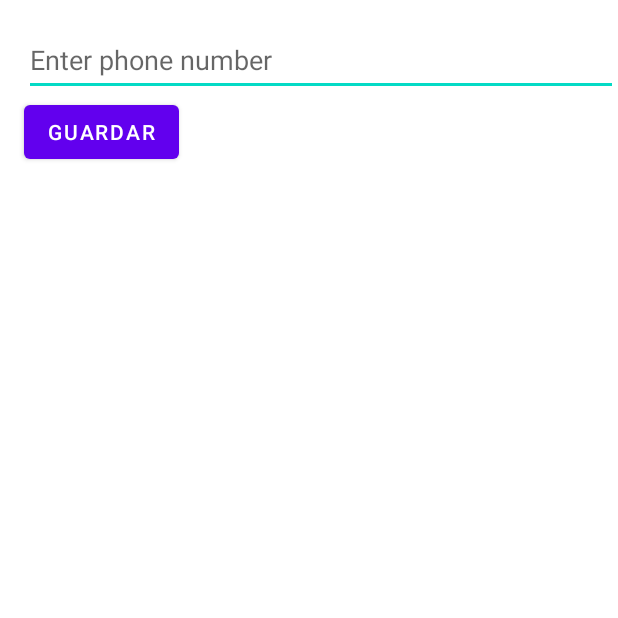
After one commit to JVar00/Laboratorios_moviles, an Android app: the fragment PhoneFragment shown on its own in the app's theme, on a phone screen of 412 x 824 dp, the top half of it. The commit adds this screen. Run offline under Robolectric (Android 15) with nearby library versions, the phone set to English and light mode, and no system bars.

Commit message:
Emergency Phone Calls Added

```diff
--- a/gps/app/src/main/AndroidManifest.xml
+++ b/gps/app/src/main/AndroidManifest.xml
@@ -4,7 +4,7 @@
 
     <uses-permission android:name="android.permission.ACCESS_FINE_LOCATION" />
     <uses-permission android:name="android.permission.ACCESS_COARSE_LOCATION"/>
-
+    <uses-permission android:name="android.permission.CALL_PHONE" />
 
 
     <application
@@ -35,7 +35,7 @@
         -->
         <meta-data
             android:name="com.google.android.geo.API_KEY"
-            android:value="AIzaSyDyTsuzCLIO4lg2sMUa6s6DF8WR4zBNfVU" />
+            android:value="AIzaSyAcpnFVakm5l58PnZe9qtiGrIi0ODOK0Is" />
 
         <activity
             android:name=".MainActivity"
--- a/gps/app/src/main/java/com/UNA/gps/MainActivity.kt
+++ b/gps/app/src/main/java/com/UNA/gps/MainActivity.kt
@@ -92,6 +92,10 @@ class MainActivity : AppCompatActivity(), NavigationView.OnNavigationItemSelecte
             R.id.polygon -> {
                 fragment = PolygonFragment()
             }
+            R.id.phone -> {
+                fragment = PhoneFragment()
+            }
+
         }
         supportFragmentManager.beginTransaction()
             .replace(R.id.home_content, fragment)
--- /dev/null
+++ b/gps/app/src/main/java/com/UNA/gps/PhoneFragment.kt
@@ -0,0 +1,38 @@
+package com.UNA.gps
+
+import android.os.Bundle
+import androidx.fragment.app.Fragment
+import android.view.LayoutInflater
+import android.view.View
+import android.view.ViewGroup
+import android.widget.Button
+import android.widget.EditText
+
+
+class PhoneFragment : Fragment() {
+    private lateinit var button: Button
+
+    fun makePhoneCall2(view: View){
+        phone_number = view.findViewById<EditText>(R.id.phone_number).text.toString()
+    }
+
+    override fun onViewCreated(view: View, savedInstanceState: Bundle?) {
+        super.onViewCreated(view, savedInstanceState)
+        button = view.findViewById(R.id.call_button)
+        button.setOnClickListener(View.OnClickListener {
+            makePhoneCall2(view)
+        })
+    }
+
+    override fun onCreateView(
+        inflater: LayoutInflater, container: ViewGroup?,
+        savedInstanceState: Bundle?
+    ): View? {
+        // Inflate the layout for this fragment
+        return inflater.inflate(R.layout.fragment_phone, container, false)
+    }
+
+    companion object {
+        var phone_number : String = ""
+    }
+}
--- /dev/null
+++ b/gps/app/src/main/res/layout/fragment_phone.xml
@@ -0,0 +1,29 @@
+<?xml version="1.0" encoding="utf-8"?>
+<androidx.constraintlayout.widget.ConstraintLayout xmlns:android="http://schemas.android.com/apk/res/android"
+    xmlns:tools="http://schemas.android.com/tools"
+    xmlns:app="http://schemas.android.com/apk/res-auto"
+    android:layout_width="match_parent"
+    android:layout_height="match_parent"
+    tools:context=".PhoneFragment">
+
+    <EditText
+        android:id="@+id/phone_number"
+        android:layout_width="match_parent"
+        android:layout_height="48dp"
+        android:layout_marginStart="16dp"
+        android:layout_marginTop="16dp"
+        android:hint="Enter phone number"
+        android:inputType="phone"
+        app:layout_constraintStart_toStartOf="parent"
+        app:layout_constraintTop_toTopOf="parent" />
+
+    <Button
+        android:id="@+id/call_button"
+        android:layout_width="wrap_content"
+        android:layout_height="wrap_content"
+        android:layout_marginStart="16dp"
+        android:text="Guardar"
+        app:layout_constraintStart_toStartOf="parent"
+        app:layout_constraintTop_toBottomOf="@+id/phone_number" />
+
+</androidx.constraintlayout.widget.ConstraintLayout>
--- a/gps/app/src/main/res/values/strings.xml
+++ b/gps/app/src/main/res/values/strings.xml
@@ -18,4 +18,5 @@
     <string name="polygon">POLYGON</string>
     <string name="agregar_punto">Agregar punto</string>
     <string name="actualizar">Actualizar</string>
+    <string name="phone">Telefono</string>
 </resources>
```
Also changed, not shown: gps/app/src/main/java/com/UNA/gps/MapsFragment.kt (+24 -2 lines), gps/app/src/main/res/menu/main_menu.xml (+7 -2 lines).
